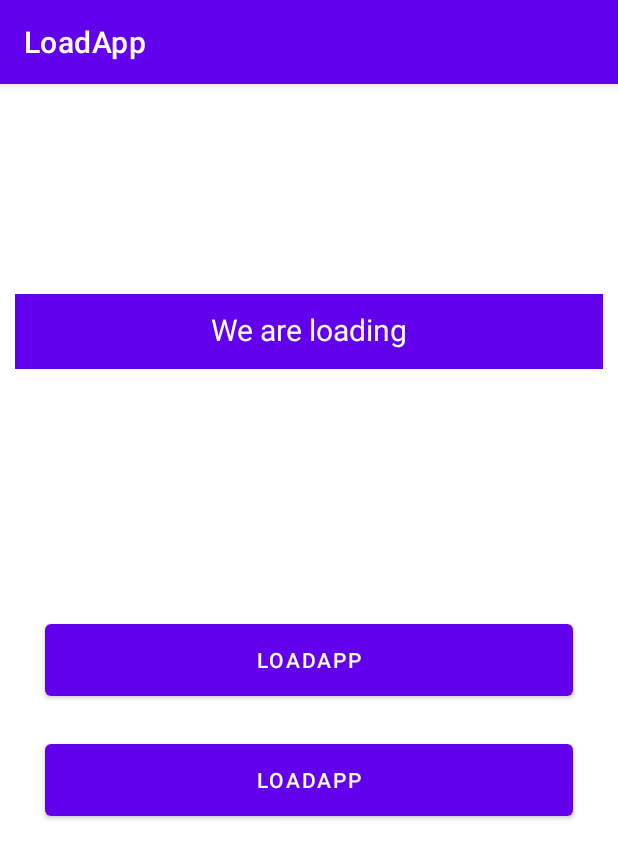
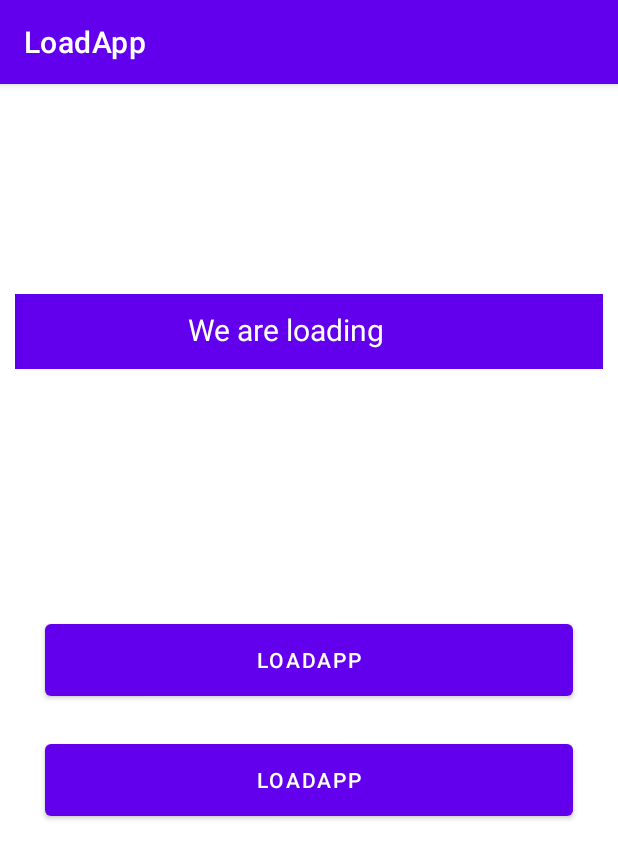
Before and after one commit to RicardoBravoA/LoadApp, an Android app: the screen it shows after launch (MainActivity), after a tap on an icon or button, on a phone screen of 412 x 824 dp. Shown: the top 859 px of the screen. Run offline under Robolectric (Android 15) with nearby library versions, the phone set to English and light mode, and no system bars; our stand-ins replace data binding; pictures from the network do not load.

```diff
--- a/app/src/main/java/com/udacity/load/app/CustomTextView.kt
+++ b/app/src/main/java/com/udacity/load/app/CustomTextView.kt
@@ -41,7 +41,7 @@ class CustomTextView @JvmOverloads constructor(
     private fun drawCenter(canvas: Canvas) {
         val textPaint = TextPaint()
         textPaint.textAlign = Paint.Align.CENTER
-        textPaint.textSize = 20 * resources.displayMetrics.density
+        textPaint.textSize = TEXT_SIZE * resources.displayMetrics.density
         textPaint.color = Color.WHITE
 
         val xPos = canvas.width / 2
@@ -54,4 +54,8 @@ class CustomTextView @JvmOverloads constructor(
         super.onDraw(canvas)
         drawCenter(canvas)
     }
+
+    companion object {
+        const val TEXT_SIZE = 20
+    }
 }
--- a/app/src/main/java/com/udacity/load/app/LoadingButton.kt
+++ b/app/src/main/java/com/udacity/load/app/LoadingButton.kt
@@ -2,7 +2,6 @@ package com.udacity.load.app
 
 import android.content.Context
 import android.util.AttributeSet
-import android.util.Log
 import android.view.LayoutInflater
 import androidx.annotation.ColorInt
 import androidx.constraintlayout.widget.ConstraintLayout
@@ -75,6 +74,7 @@ class LoadingButton @JvmOverloads constructor(
 
         binding.motionLayout.setOnClickListener {
             binding.customTextView.text = actionText
+            binding.circularView.progress(100f)
         }
     }
 
--- a/app/src/main/res/layout/loading_button.xml
+++ b/app/src/main/res/layout/loading_button.xml
@@ -26,8 +26,14 @@
 
             <com.udacity.load.app.CustomTextView
                 android:id="@+id/custom_text_view"
-                android:layout_width="wrap_content"
-                android:layout_height="wrap_content" />
+                android:layout_width="150dp"
+                android:layout_height="wrap_content"
+                app:ctv_text="Woz!" />
+
+            <com.udacity.load.app.util.CircularView
+                android:id="@+id/circular_view"
+                android:layout_width="@dimen/circular_view_size"
+                android:layout_height="@dimen/circular_view_size" />
 
         </LinearLayout>
 
--- a/app/src/main/res/values/dimens.xml
+++ b/app/src/main/res/values/dimens.xml
@@ -2,4 +2,5 @@
     <dimen name="fab_margin">16dp</dimen>
     <dimen name="default_text_size">20sp</dimen>
     <dimen name="custom_button_size">50dp</dimen>
+    <dimen name="circular_view_size">30dp</dimen>
 </resources>
```
